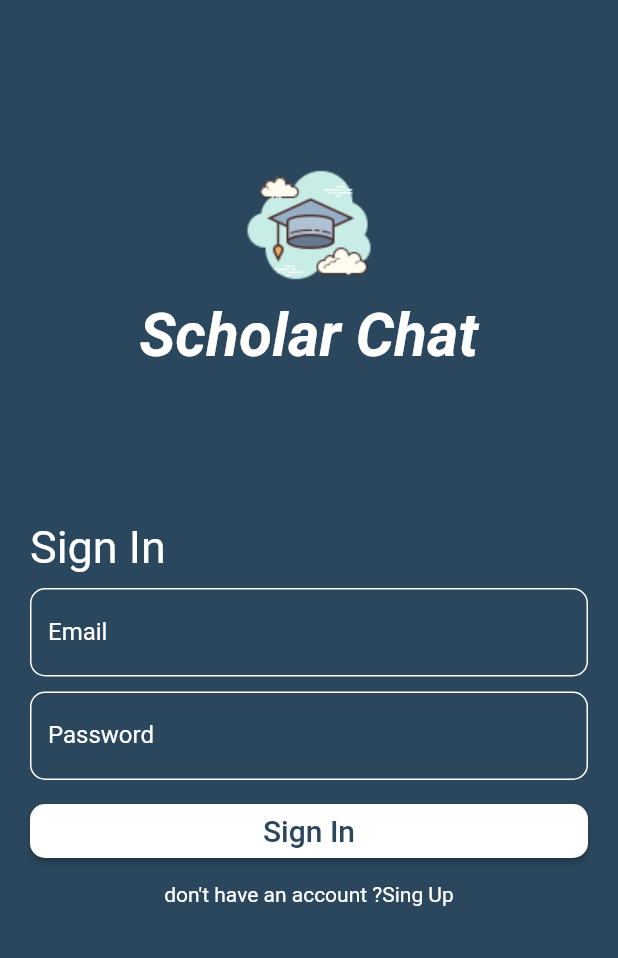
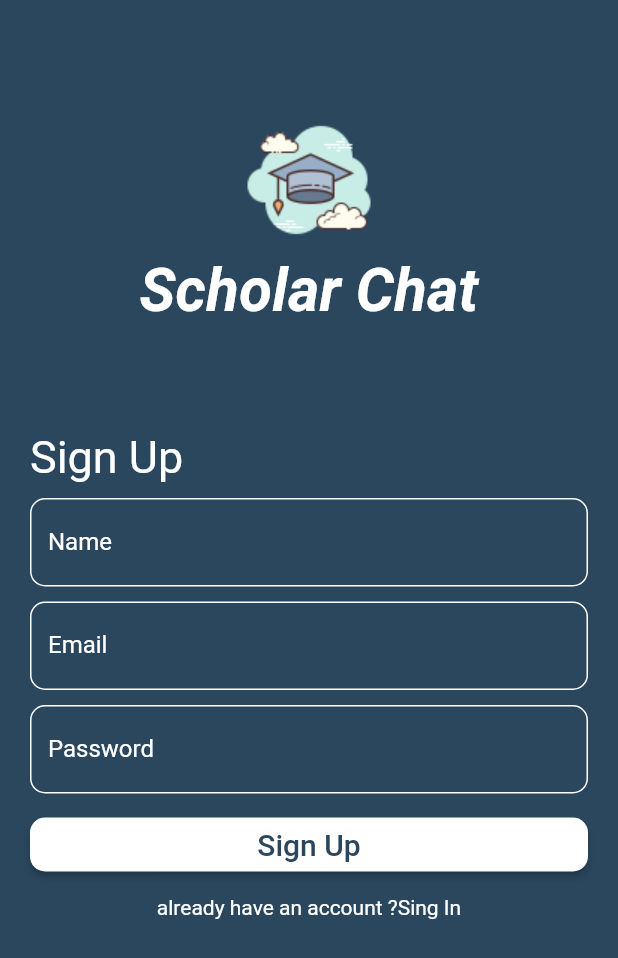
Before and after one commit to mohamedashraf1/Scholar-Chat-App, a Flutter app: the screen it shows after launch, after a tap on "Sing Up", on a phone screen of 412 x 824 dp. Shown: the top 958 px of the screen. Run offline on Flutter 3.47's test engine with Material 2 defaults, Android fonts, the phone set to English and light mode, and no system bars.

```diff
--- a/ScholarChatApp/lib/SingInForm.dart
+++ b/ScholarChatApp/lib/SingInForm.dart
@@ -1,6 +1,7 @@
 import 'package:flutter/material.dart';
 
 import './signupPage.dart';
+import './SingUpForm.dart';
 
 class SignInForm extends StatefulWidget {
   @override
@@ -117,8 +118,7 @@ class _SignInFormState extends State<SignInForm> {
                     ),
                   ),
                   onTap: () {
-                    print("hi");
-                    SignUpPage();
+                    Navigator.pushNamed(context, '/second');
                   },
                 ),
               ],
--- a/ScholarChatApp/lib/SingUpForm.dart
+++ b/ScholarChatApp/lib/SingUpForm.dart
@@ -50,7 +50,7 @@ class _SignUpFormState extends State<SignUpForm> {
         crossAxisAlignment: CrossAxisAlignment.start,
         children: [
           Text(
-            "Sign In",
+            "Sign Up",
             style: TextStyle(
               color: Theme.of(context).primaryColor,
               fontSize: 30,
@@ -62,8 +62,7 @@ class _SignUpFormState extends State<SignUpForm> {
           TextFormField(
             decoration: decorate("Name"),
             style: TextStyle(color: Theme.of(context).primaryColor),
-            validator: (value) =>
-                value == null ? "You must enter a name" : null,
+            validator: (value) => value == "" ? "You must enter a name" : null,
             controller: _nameController,
           ),
           const SizedBox(
@@ -107,6 +106,31 @@ class _SignUpFormState extends State<SignUpForm> {
               ),
             ),
           ),
+          Padding(
+            padding: const EdgeInsets.only(top: 10),
+            child: Row(
+              mainAxisAlignment: MainAxisAlignment.center,
+              children: [
+                Text(
+                  "already have an account ?",
+                  style: TextStyle(
+                    color: Theme.of(context).primaryColor,
+                  ),
+                ),
+                GestureDetector(
+                  child: Text(
+                    "Sing In",
+                    style: TextStyle(
+                      color: Theme.of(context).primaryColor,
+                    ),
+                  ),
+                  onTap: () {
+                    Navigator.pop(context);
+                  },
+                ),
+              ],
+            ),
+          )
         ],
       ),
     );
--- a/ScholarChatApp/lib/main.dart
+++ b/ScholarChatApp/lib/main.dart
@@ -1,6 +1,7 @@
 import 'package:flutter/material.dart';
 
 import './signInPage.dart';
+import './signupPage.dart';
 
 main(List<String> args) {
   runApp(ScholarChatApp());
@@ -10,9 +11,18 @@ class ScholarChatApp extends StatelessWidget {
   @override
   Widget build(BuildContext context) {
     return MaterialApp(
-      home: Scaffold(
-        body: SignInPage(),
-      ),
+      initialRoute: '/',
+      routes: {
+        '/': (context) => Scaffold(
+              body: SignInPage(),
+            ),
+        '/second': (context) => Scaffold(
+              body: SignUpPage(),
+            ),
+      },
+      // home: Scaffold(
+      //   body: SignInPage(),
+      // ),
       debugShowCheckedModeBanner: false,
       theme: ThemeData(
         primaryColor: Colors.white,
--- a/ScholarChatApp/lib/signupPage.dart
+++ b/ScholarChatApp/lib/signupPage.dart
@@ -13,7 +13,7 @@ class SignUpPage extends StatelessWidget {
         child: Column(
           children: [
             Padding(
-              padding: const EdgeInsets.only(top: 100),
+              padding: const EdgeInsets.only(top: 70),
               child: Column(
                 children: [
                   Image.asset(
@@ -34,7 +34,7 @@ class SignUpPage extends StatelessWidget {
               ),
             ),
             Container(
-              padding: const EdgeInsets.only(top: 100, left: 20, right: 20),
+              padding: const EdgeInsets.only(top: 70, left: 20, right: 20),
               width: double.infinity,
               child: SignUpForm(),
             ),
```
